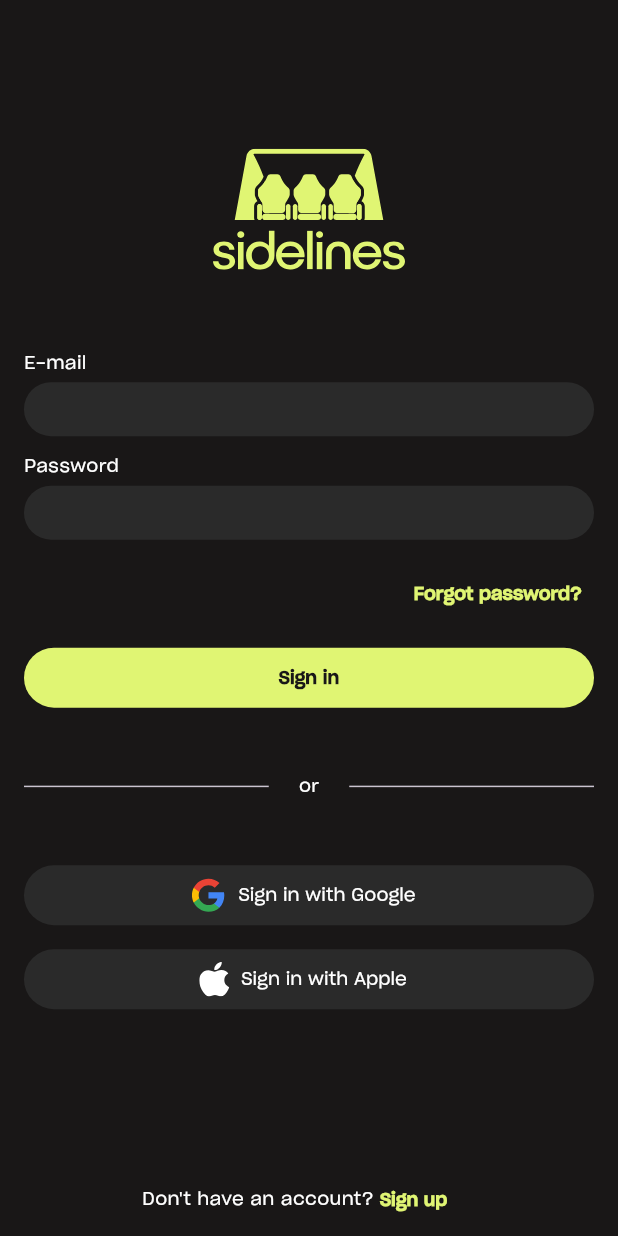
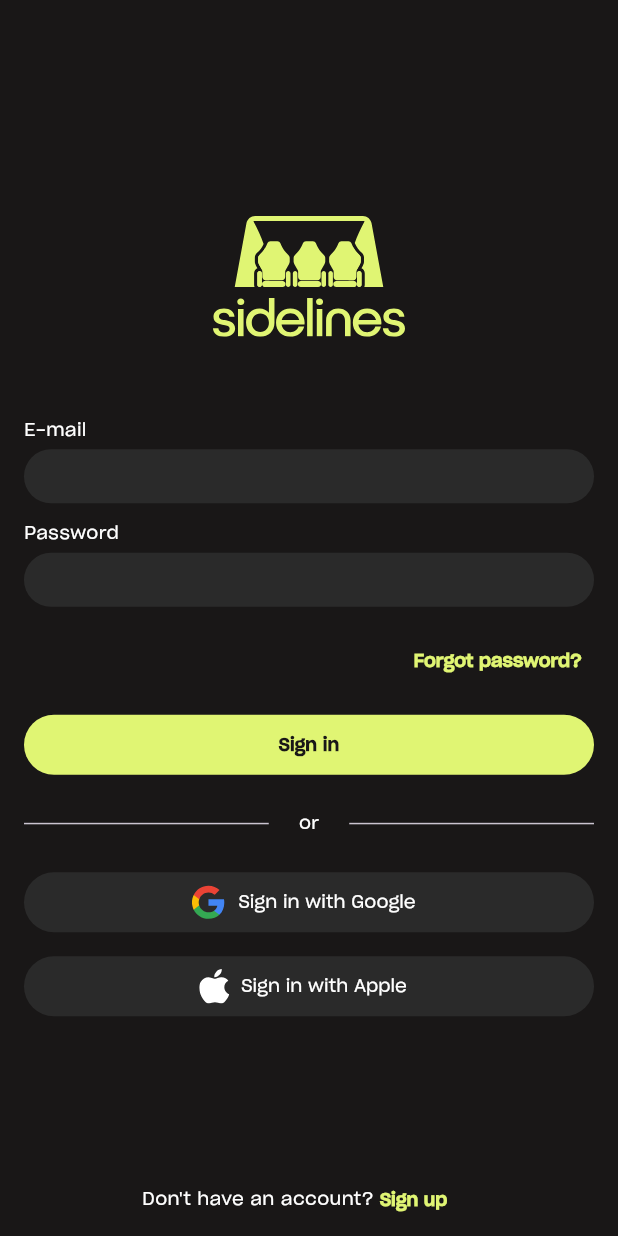
Before and after one commit to abuyukyi101198/sidelines-flutter, a Flutter app: the screen it shows after launch, on a phone screen of 412 x 824 dp. Run offline on Flutter 3.47's test engine with Material 3 defaults, Android fonts, the phone set to English and light mode, and no system bars; our stand-ins replace flutter_svg.

Commit message:
fixed start from top

```diff
--- a/lib/screens/sign_in_screen.dart
+++ b/lib/screens/sign_in_screen.dart
@@ -20,8 +20,11 @@ class SignInScreen extends StatelessWidget {
             padding: const EdgeInsets.all(16.0),
             child: Column(
                 crossAxisAlignment: CrossAxisAlignment.stretch,
-                mainAxisAlignment: MainAxisAlignment.center,
+                mainAxisAlignment: MainAxisAlignment.start,
                 children: <Widget>[
+                  const SizedBox(
+                    height: 128,
+                  ),
                   SvgPicture.asset(
                     'assets/logo.svg',
                     width: 128,
@@ -33,13 +36,7 @@ class SignInScreen extends StatelessWidget {
                   const PasswordField(),
                   const ForgotPasswordLinkButton(),
                   const SignInButton(),
-                  const SizedBox(
-                    height: 20,
-                  ),
                   const OrDivider(),
-                  const SizedBox(
-                    height: 20,
-                  ),
                   const SignInWithGoogleButton(),
                   const SizedBox(
                     height: 8,
```
